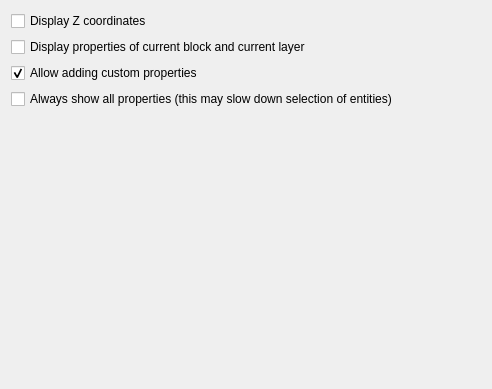
The window that scripts/Widgets/PropertyEditor/PreferencesPage.ui (qcad/qcad) describes before a commit, drawn with Qt 5.
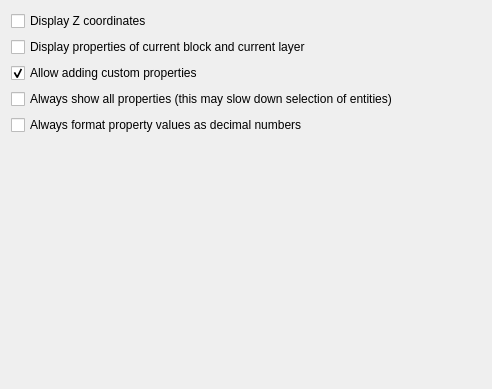
The same window after the commit.

Commit message:
fix formatting of property values in Architectural format
add preference to always display property values as decimal numbers

The edit to the form file:
```diff
--- a/scripts/Widgets/PropertyEditor/PreferencesPage.ui
+++ b/scripts/Widgets/PropertyEditor/PreferencesPage.ui
@@ -45,6 +45,13 @@
      </property>
     </widget>
    </item>
+   <item>
+    <widget class="QCheckBox" name="FormatAsDecimal">
+     <property name="text">
+      <string>Always format property values as decimal numbers</string>
+     </property>
+    </widget>
+   </item>
    <item>
     <spacer name="verticalSpacer">
      <property name="orientation">
```
The commit also changes 1 other file.
